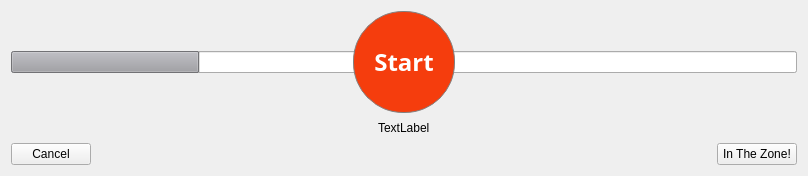
ravenvz/SprintTimer, file qt_gui/ui/default_timer.ui: the form before one commit.
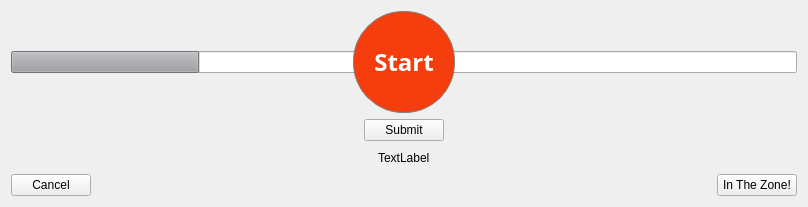
The form after the commit.

Commit message:
Changed timer classes
* Refactor PomodoroTimer
* Fixed issues with FancyTimer

What changed in the file:
```diff
--- a/qt_gui/ui/default_timer.ui
+++ b/qt_gui/ui/default_timer.ui
@@ -7,7 +7,7 @@
     <x>0</x>
     <y>0</y>
     <width>808</width>
-    <height>176</height>
+    <height>207</height>
    </rect>
   </property>
   <property name="windowTitle">
@@ -17,12 +17,12 @@
    <item row="0" column="0">
     <layout class="QGridLayout" name="gridLayout">
      <item row="0" column="0" colspan="2">
-      <widget class="QLineEdit" name="leDoneTask">
-       <property name="readOnly">
-        <bool>true</bool>
-       </property>
-       <property name="placeholderText">
-        <string>Enter what you have just done or select TODO item</string>
+      <widget class="QComboBox" name="cbxSubmissionCandidate"/>
+     </item>
+     <item row="3" column="0" colspan="2" alignment="Qt::AlignHCenter">
+      <widget class="QLabel" name="labelDailyGoalProgress">
+       <property name="text">
+        <string>TextLabel</string>
        </property>
       </widget>
      </item>
@@ -91,6 +91,31 @@
        </property>
       </widget>
      </item>
+     <item row="4" column="1" alignment="Qt::AlignRight">
+      <widget class="QPushButton" name="pbZone">
+       <property name="sizePolicy">
+        <sizepolicy hsizetype="Fixed" vsizetype="Fixed">
+         <horstretch>0</horstretch>
+         <verstretch>0</verstretch>
+        </sizepolicy>
+       </property>
+       <property name="toolTip">
+        <string>Activate In The Zone mode
+
+Timer runs without breaks,
+and all intervals are submitted in batch.</string>
+       </property>
+       <property name="styleSheet">
+        <string notr="true"/>
+       </property>
+       <property name="text">
+        <string>In The Zone!</string>
+       </property>
+       <property name="checkable">
+        <bool>true</bool>
+       </property>
+      </widget>
+     </item>
      <item row="0" column="0" colspan="2" alignment="Qt::AlignHCenter">
       <widget class="QPushButton" name="pbStart">
        <property name="palette">
@@ -294,7 +319,7 @@
        </property>
       </widget>
      </item>
-     <item row="2" column="0" alignment="Qt::AlignLeft">
+     <item row="4" column="0" alignment="Qt::AlignLeft">
       <widget class="QPushButton" name="pbCancel">
        <property name="sizePolicy">
         <sizepolicy hsizetype="Fixed" vsizetype="Fixed">
@@ -310,35 +335,16 @@
        </property>
       </widget>
      </item>
-     <item row="2" column="1" alignment="Qt::AlignRight">
-      <widget class="QPushButton" name="pbZone">
+     <item row="2" column="0" colspan="2" alignment="Qt::AlignHCenter">
+      <widget class="QPushButton" name="pbSubmit">
        <property name="sizePolicy">
         <sizepolicy hsizetype="Fixed" vsizetype="Fixed">
          <horstretch>0</horstretch>
          <verstretch>0</verstretch>
         </sizepolicy>
        </property>
-       <property name="toolTip">
-        <string>Activate In The Zone mode
-
-Timer runs without breaks,
-and all intervals are submitted in batch.</string>
-       </property>
-       <property name="styleSheet">
-        <string notr="true"/>
-       </property>
        <property name="text">
-        <string>In The Zone!</string>
-       </property>
-       <property name="checkable">
-        <bool>true</bool>
-       </property>
-      </widget>
-     </item>
-     <item row="1" column="0" colspan="2" alignment="Qt::AlignHCenter">
-      <widget class="QLabel" name="labelDailyGoalProgress">
-       <property name="text">
-        <string>TextLabel</string>
+        <string>Submit</string>
        </property>
       </widget>
      </item>
```
Left out of the diff: 2 changed lines with no effect on the pictures. The commit also changes 18 other files.
